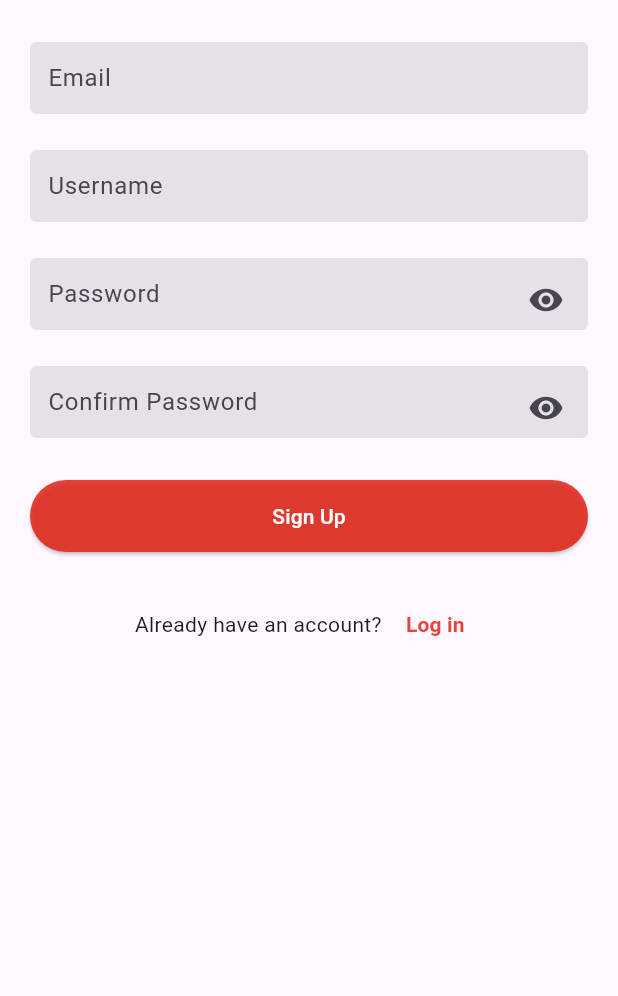
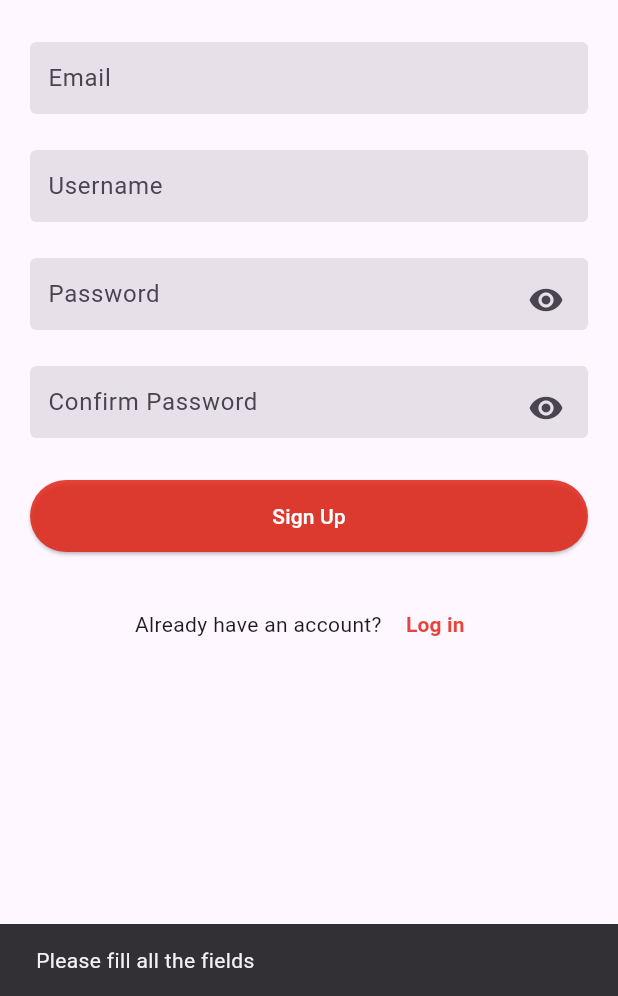
Before and after one commit to Nomad-Rob/atlas-holbegram, a Flutter app: the SignUpScreen screen opened directly, after a tap on "Sign Up", on a phone screen of 412 x 824 dp, the part 240-1236 px from its top. Run offline on Flutter 3.47's test engine with Material 3 defaults, Android fonts, the phone set to English and light mode, and no system bars; our stand-ins replace cloud_firestore, firebase_auth, firebase_core; accounts and stored records are empty.

Commit message:
Task 6 completo

```diff
--- /dev/null
+++ b/holbegram/lib/methods/auth_methods.dart
@@ -0,0 +1,71 @@
+import 'package:cloud_firestore/cloud_firestore.dart';
+import 'package:firebase_auth/firebase_auth.dart';
+import 'dart:typed_data'; // for Uint8List
+import '../models/user.dart';
+
+class AuthMethods {
+  final FirebaseAuth _auth = FirebaseAuth.instance;
+  final FirebaseFirestore _firestore = FirebaseFirestore.instance;
+
+  // Login method
+  Future<String> login({required String email, required String password}) async {
+    String res = "An error occurred";
+    try {
+      if (email.isNotEmpty && password.isNotEmpty) {
+        await _auth.signInWithEmailAndPassword(email: email, password: password);
+        res = "success";
+      } else {
+        res = "Please fill all the fields";
+      }
+    } catch (e) {
+      res = e.toString();
+    }
+    return res;
+  }
+
+  // Sign Up method
+  Future<String> signUpUser({
+    required String email,
+    required String password,
+    required String username,
+    Uint8List? file,
+  }) async {
+    String res = "An error occurred";
+    try {
+      if (email.isNotEmpty && password.isNotEmpty && username.isNotEmpty) {
+        UserCredential userCredential = await _auth.createUserWithEmailAndPassword(
+          email: email,
+          password: password,
+        );
+
+        User? user = userCredential.user;
+
+        if (user != null) {
+          // Create a new user instance
+          Users newUser = Users(
+            uid: user.uid,
+            email: email,
+            username: username,
+            bio: '',
+            photoUrl: '',
+            followers: [],
+            following: [],
+            posts: [],
+            saved: [],
+            searchKey: username.substring(0, 1).toLowerCase(),
+          );
+
+          // Add user to Firestore
+          await _firestore.collection("users").doc(user.uid).set(newUser.toJson());
+
+          res = "success";
+        }
+      } else {
+        res = "Please fill all the fields";
+      }
+    } catch (e) {
+      res = e.toString();
+    }
+    return res;
+  }
+}
--- a/holbegram/lib/screens/signup_screen.dart
+++ b/holbegram/lib/screens/signup_screen.dart
@@ -1,6 +1,7 @@
 import 'package:flutter/material.dart';
 import '../screens/login_screen.dart';
 import '../widgets/text_field.dart';
+import '../methods/auth_methods.dart';
 
 class SignUpScreen extends StatefulWidget {
   final TextEditingController emailController;
@@ -123,7 +124,24 @@ class _SignUpScreenState extends State<SignUpScreen> {
                           Color.fromARGB(218, 226, 37, 24),
                         ),
                       ),
-                      onPressed: () {},
+                      onPressed: () async {
+                        String res = await AuthMethods().signUpUser(
+                          email: widget.emailController.text,
+                          password: widget.passwordController.text,
+                          username: widget.usernameController.text,
+                        );
+
+                        if (res == "success") {
+                          ScaffoldMessenger.of(context).showSnackBar(
+                            SnackBar(content: Text('Sign up successful')),
+                          );
+                          // Navigate to home screen
+                        } else {
+                          ScaffoldMessenger.of(context).showSnackBar(
+                            SnackBar(content: Text(res)),
+                          );
+                        }
+                      },
                       child: Text(
                         'Sign Up',
                         style: TextStyle(color: Colors.white),
```
Also changed, not shown: holbegram/lib/screens/login_screen.dart (+18 -1 lines).
